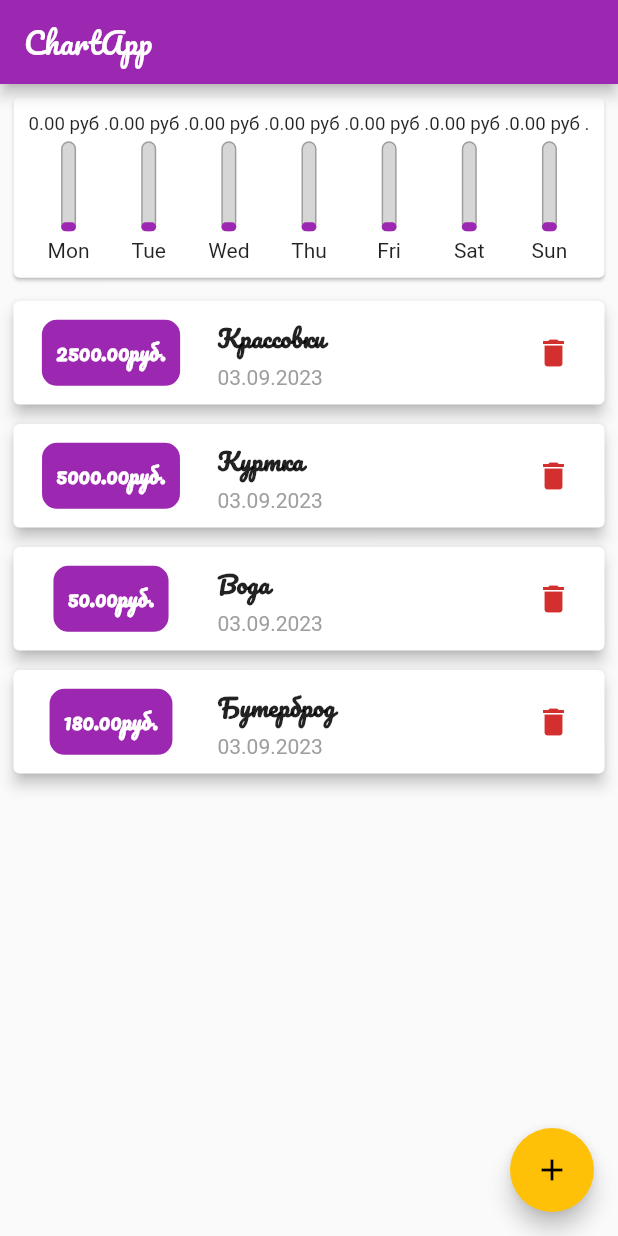
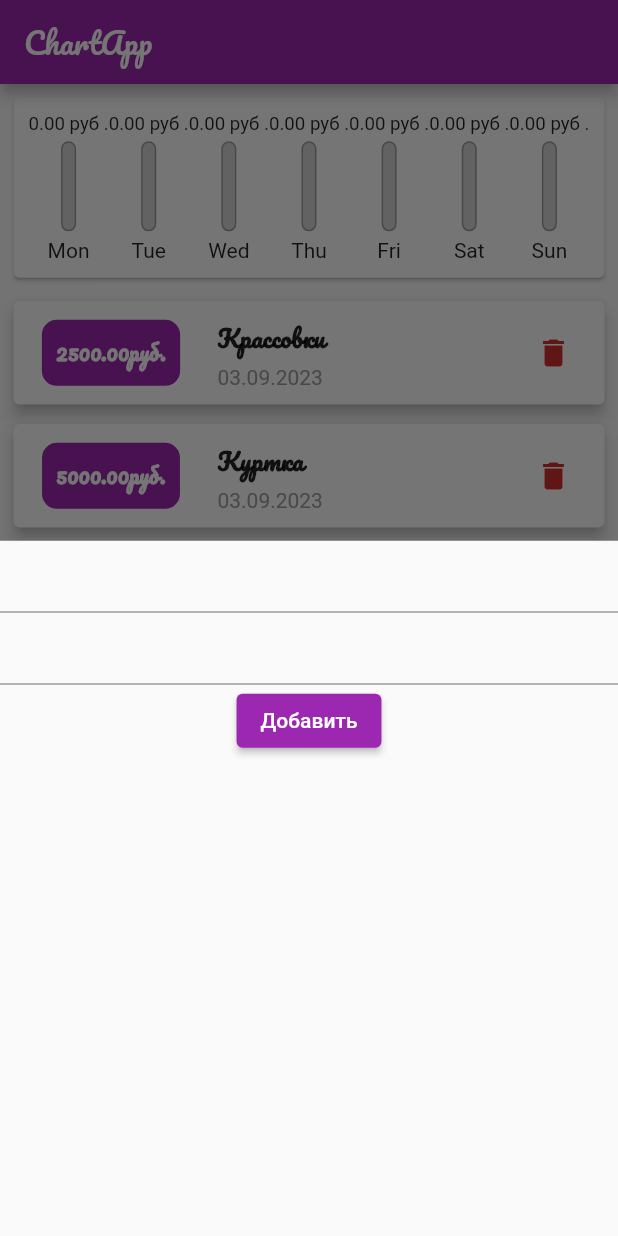
Before and after one commit to Zailabidin/chart_lesson, a Flutter app: the screen it shows after launch, after a tap on the "add" icon, on a phone screen of 412 x 824 dp. Run offline on Flutter 3.47's test engine with Material 2 defaults, Android fonts, the phone set to English and light mode, and no system bars.

Commit message:
chart_app

```diff
--- a/lib/Block/tranaction_bloc.dart
+++ b/lib/Block/tranaction_bloc.dart
@@ -18,7 +18,6 @@ class TransactionBloc {
 
   List<Transaction> get transactions => _tranactions;
 
-  // get addTransaction => null;
   void Tranaction(Transaction transaction, {required String name}) {
     _tranactions.add(transaction);
     for (var element in _callBacks) {
--- /dev/null
+++ b/lib/Widgets/adding_form.dart
@@ -0,0 +1,21 @@
+import 'package:flutter/material.dart';
+
+class AddingForm extends StatelessWidget {
+  const AddingForm({super.key});
+
+  @override
+  Widget build(BuildContext context) {
+    return Column(
+      children: [
+        TextField(),
+        TextField(),
+        Row(
+          children: [
+            // DanePicker
+          ],
+        ),
+        ElevatedButton(onPressed: () {}, child: Text('Добавить'))
+      ],
+    );
+  }
+}
--- a/lib/Widgets/charts_list.dart
+++ b/lib/Widgets/charts_list.dart
@@ -1,10 +1,11 @@
+import 'package:chart_lesson/Block/tranaction_bloc.dart';
 import 'package:chart_lesson/Widgets/chart_element.dart';
 import 'package:flutter/material.dart';
 import 'package:intl/date_symbol_data_local.dart';
 import 'package:intl/intl.dart';
 
 class ChartsList extends StatefulWidget {
-  ChartsList({Key? key});
+  ChartsList();
 
   @override
   State<ChartsList> createState() => _ChartsListState();
@@ -15,6 +16,9 @@ class _ChartsListState extends State<ChartsList> {
   void initState() {
     super.initState();
     initializeDateFormatting();
+    TransactionBloc().addCallBack(() {
+      setState(() {});
+    });
   }
 
   List<Map<String, dynamic>> get groupedTransactionsValues {
@@ -54,17 +58,23 @@ class _ChartsListState extends State<ChartsList> {
 
   @override
   Widget build(BuildContext context) {
+    var totalSpending = getTotalSpending(groupedTransactionsValues);
+
     return Container(
-      margin: EdgeInsets.all(5),
+      margin: const EdgeInsets.all(5),
       child: Card(
         child: Padding(
           padding: const EdgeInsets.all(10.0),
           child: Row(
             children: groupedTransactionsValues
-                .map((date) => ChartElement(
-                    title: date['day'],
-                    count: date['amount'],
-                    procentCount: 0.1))
+                .map(
+                  (date) => ChartElement(
+                      title: date['day'],
+                      count: date['amount'],
+                      procentCount: totalSpending == 0
+                          ? 0.0
+                          : date['amount'] / totalSpending),
+                )
                 .toList(),
           ),
         ),
--- a/lib/Widgets/tranaction_element.dart
+++ b/lib/Widgets/tranaction_element.dart
@@ -20,7 +20,7 @@ class TranactionElement extends StatelessWidget {
                 width: 110,
                 alignment: Alignment.center,
                 child: Container(
-                  padding: EdgeInsets.all(7.5),
+                  padding: const EdgeInsets.all(7.5),
                   decoration: BoxDecoration(
                     color: Colors.purple,
                     border: Border.all(
@@ -36,24 +36,24 @@ class TranactionElement extends StatelessWidget {
                   ),
                 ),
               ),
-              VerticalDivider(),
+              const VerticalDivider(),
               Column(
                 crossAxisAlignment: CrossAxisAlignment.start,
                 children: [
                   Text(
                     transaction.name,
-                    style: TextStyle(
+                    style: const TextStyle(
                       fontFamily: 'Pacifico',
                       fontWeight: FontWeight.bold,
                       fontSize: 16,
                     ),
                   ),
-                  Divider(
+                  const Divider(
                     height: 5,
                   ),
                   Text(
                     transaction.dateString,
-                    style: TextStyle(
+                    style: const TextStyle(
                       color: Colors.grey,
                     ),
                   ),
--- a/lib/Widgets/tranactions_list.dart
+++ b/lib/Widgets/tranactions_list.dart
@@ -1,5 +1,5 @@
 // import 'package:chart_lesson/Bloc/transaction_bloc.dart';
-import 'package:chart_lesson/Models/transaction.dart';
+// import 'package:chart_lesson/Models/transaction.dart';
 import 'package:chart_lesson/Widgets/tranaction_element.dart';
 import 'package:flutter/material.dart';
 
--- a/lib/main.dart
+++ b/lib/main.dart
@@ -1,5 +1,6 @@
 import 'package:chart_lesson/Block/tranaction_bloc.dart';
 import 'package:chart_lesson/Models/transaction.dart';
+import 'package:chart_lesson/Widgets/adding_form.dart';
 import 'package:chart_lesson/Widgets/charts_list.dart';
 import 'package:chart_lesson/Widgets/tranactions_list.dart';
 import 'package:flutter/material.dart';
@@ -15,14 +16,14 @@ class MyApp extends StatelessWidget {
   Widget build(BuildContext context) {
     return MaterialApp(
       debugShowCheckedModeBanner: false,
-      home: MyHomePage(),
+      home: const MyHomePage(),
       theme: ThemeData(
         primarySwatch: Colors.purple,
         colorScheme: ThemeData().colorScheme.copyWith(
               primary: Colors.purple,
               secondary: Colors.amber,
             ),
-        textTheme: TextTheme(
+        textTheme: const TextTheme(
           headline1: TextStyle(
             fontFamily: 'Pacifico',
             fontWeight: FontWeight.bold,
@@ -47,7 +48,7 @@ class _MyHomePageState extends State<MyHomePage> {
   Widget build(BuildContext context) {
     return Scaffold(
       appBar: AppBar(
-        title: Text(
+        title: const Text(
           "ChartApp",
           style: TextStyle(fontFamily: 'Pacifico'),
         ),
@@ -61,9 +62,18 @@ class _MyHomePageState extends State<MyHomePage> {
       ),
       floatingActionButton: FloatingActionButton(
         onPressed: () {
+          //TODO: нужно вызвать форму добавление
+          showModalBottomSheet(
+            context: context,
+            builder: (context) => const AddingForm(),
+          );
           setState(() {});
           TransactionBloc().addTransaction(
-            Transaction(name: 'Бутерброд', count: 180, date: DateTime.now()),
+            Transaction(
+              name: 'Бутерброд',
+              count: 180,
+              date: DateTime.now(),
+            ),
           );
         },
         child: Icon(
```
Also changed, not shown: pubspec.lock.
